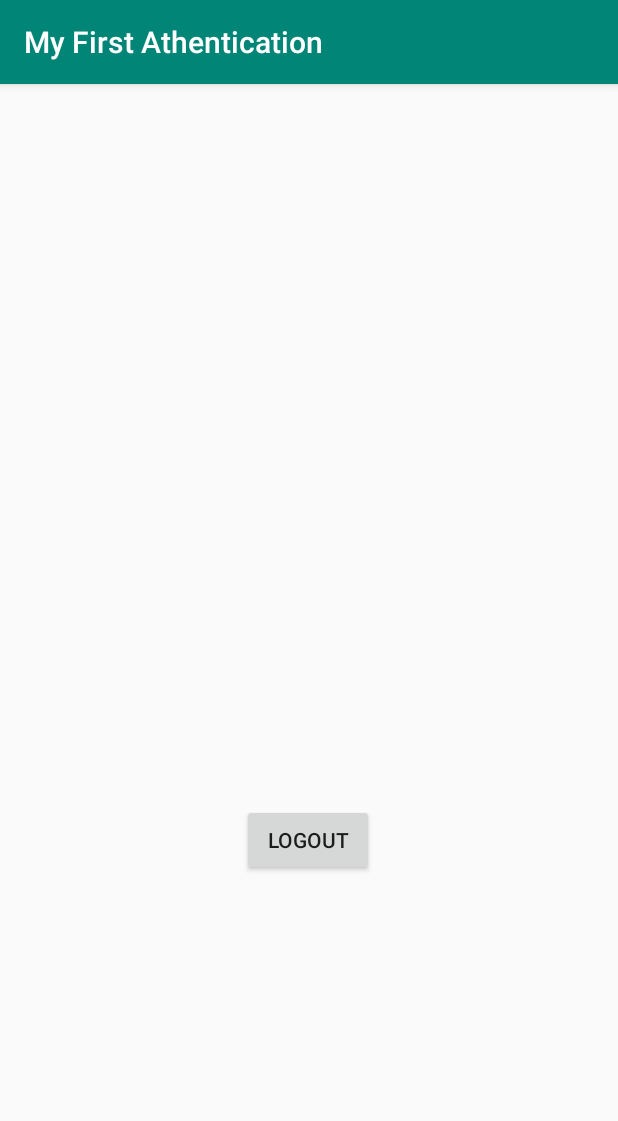
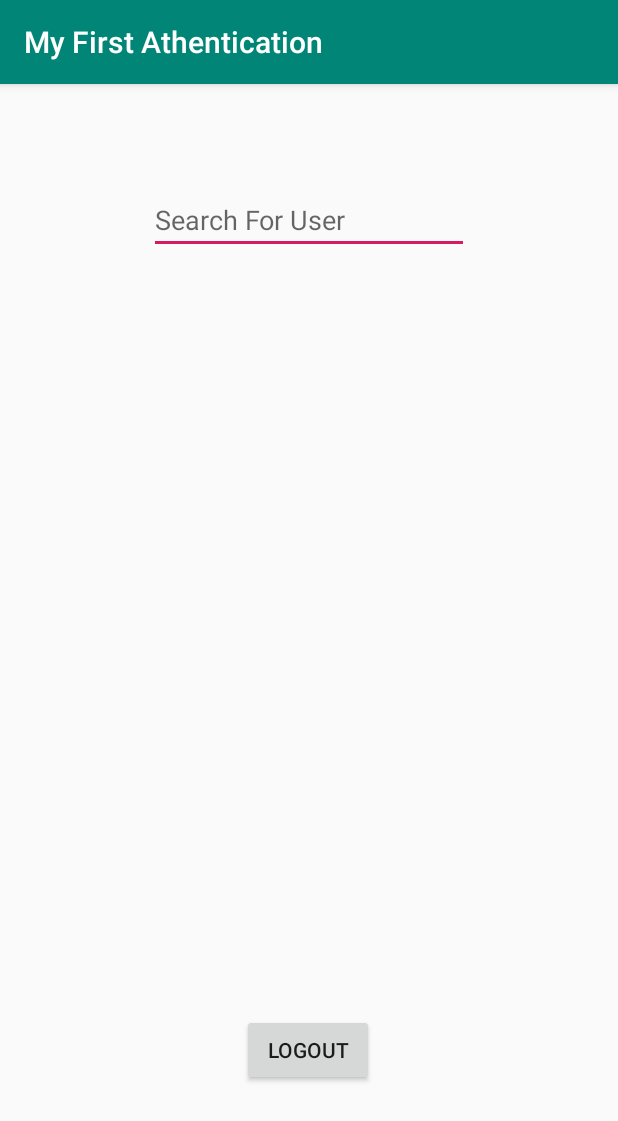
Before and after one commit to EthanAnderson1/First-Authentication-App, an Android app: the HomeActivity screen opened directly, with no data from a screen before it, on a phone screen of 412 x 824 dp. Shown: the top 1121 px of the screen. Run offline under Robolectric (Android 15) with nearby library versions, the phone set to English and light mode, and no system bars; our stand-ins replace Firebase (no records; nobody signed in at launch, a user with empty details on screens opened directly).

Commit message:
Start search for user

```diff
--- a/app/src/main/res/layout/activity_home.xml
+++ b/app/src/main/res/layout/activity_home.xml
@@ -10,11 +10,22 @@
         android:id="@+id/logoutbtn"
         android:layout_width="wrap_content"
         android:layout_height="wrap_content"
+        android:layout_marginBottom="100dp"
         android:text="@string/logoutbtn"
         app:layout_constraintBottom_toBottomOf="parent"
         app:layout_constraintEnd_toEndOf="parent"
         app:layout_constraintHorizontal_bias="0.498"
+        app:layout_constraintStart_toStartOf="parent" />
+
+    <EditText
+        android:id="@+id/editText"
+        android:layout_width="wrap_content"
+        android:layout_height="wrap_content"
+        android:layout_marginTop="68dp"
+        android:ems="10"
+        android:hint="@string/findUser"
+        android:inputType="textEmailAddress"
+        app:layout_constraintEnd_toEndOf="parent"
         app:layout_constraintStart_toStartOf="parent"
-        app:layout_constraintTop_toTopOf="parent"
-        app:layout_constraintVertical_bias="0.667" />
+        app:layout_constraintTop_toTopOf="parent" />
 </androidx.constraintlayout.widget.ConstraintLayout>
--- a/app/src/main/res/values/strings.xml
+++ b/app/src/main/res/values/strings.xml
@@ -10,4 +10,5 @@
     <string name="loginToSignUplbl">Havent signed up yet? Click here</string>
     <string name="signUpToLoginlbl">If you are already signed up click here to login</string>
     <string name="logoutbtn">Logout</string>
+    <string name="findUser">Search For User</string>
 </resources>
```
